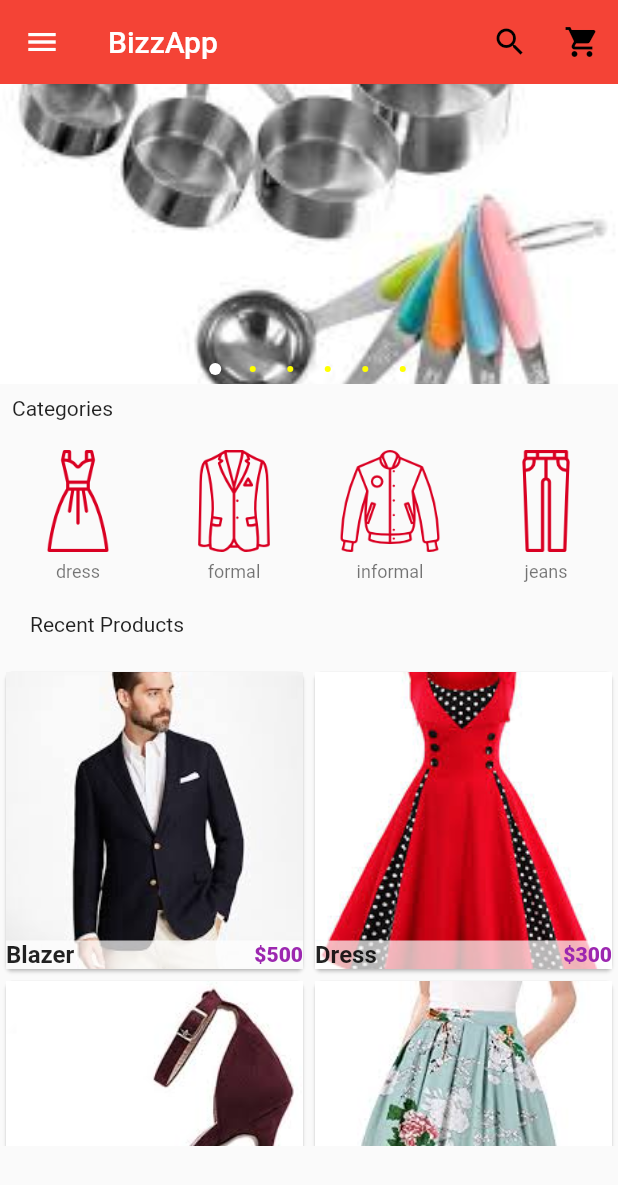
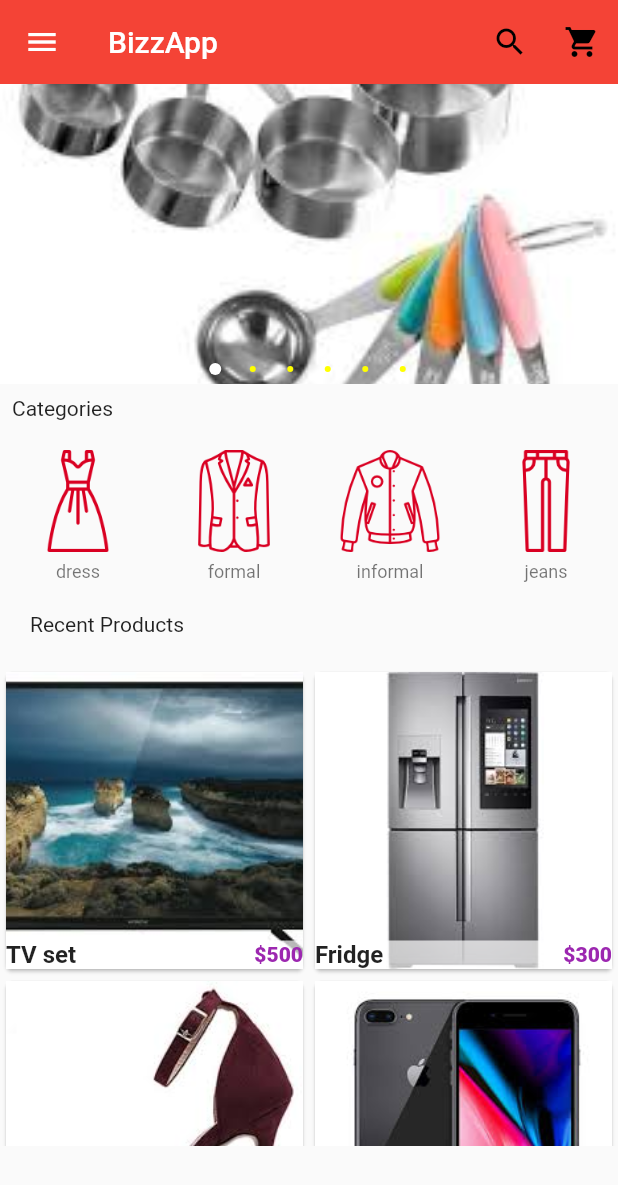
Before and after one commit to KendiJ/e-commerce, a Flutter app: the screen it shows after launch, on a phone screen of 412 x 824 dp. Shown: the top 1185 px of the screen. Run offline on Flutter 3.47's test engine with Material 2 defaults, Android fonts, the phone set to English and light mode, and no system bars; drawn by our look-alikes of carousel_pro.

Commit message:
working on main activity

```diff
--- a/lib/components/products.dart
+++ b/lib/components/products.dart
@@ -11,14 +11,14 @@ class Products extends StatefulWidget {
 class _ProductsState extends State<Products> {
   var product_list = [
     {
-      "name": "Blazer",
-      "picture": "images/products/blazer1.jpeg",
+      "name": "TV set",
+      "picture": "images/products/tv.jpeg",
       "old_price": 800,
       "price": 500,
     },
     {
-      "name": "Dress",
-      "picture": "images/products/dress1.jpeg",
+      "name": "Fridge",
+      "picture": "images/products/fridge.jpeg",
       "old_price": 400,
       "price": 300,
     },
@@ -29,8 +29,20 @@ class _ProductsState extends State<Products> {
       "price": 300,
     },
     {
-      "name": "Skirt",
-      "picture": "images/products/skt1.jpeg",
+      "name": "iPhones",
+      "picture": "images/products/iphones.jpeg",
+      "old_price": 400,
+      "price": 200,
+    },
+    {
+      "name": "Mac Computer",
+      "picture": "images/products/mac.jpeg",
+      "old_price": 400,
+      "price": 200,
+    },
+    {
+      "name": "Milling machine",
+      "picture": "images/products/mills.jpeg",
       "old_price": 400,
       "price": 200,
     },
--- a/lib/pages/product_details.dart
+++ b/lib/pages/product_details.dart
@@ -217,7 +217,8 @@ class _ProductDetailsState extends State<ProductDetails> {
           new ListTile(
             title: new Text("Product details"),
             subtitle: new Text(
-                "This is simply a summery of your product. As a dummy App we are just using plane words to check the functionality of the app, but we'll definetly add more content. thank you"),
+                "This is simply a summery of your product. As a dummy App we are just using plane "
+                    "words to check the functionality of the app, but we'll definetly add more content. thank you"),
           ),
 
           Divider(),
```
Also changed, not shown: pubspec.yaml (+7 -3 lines), images/products/fridge.jpeg (added), images/products/iphones.jpeg (added), images/products/mac.jpeg (added), images/products/mills.jpeg (added), images/products/tv.jpeg (added), 1 other file.
